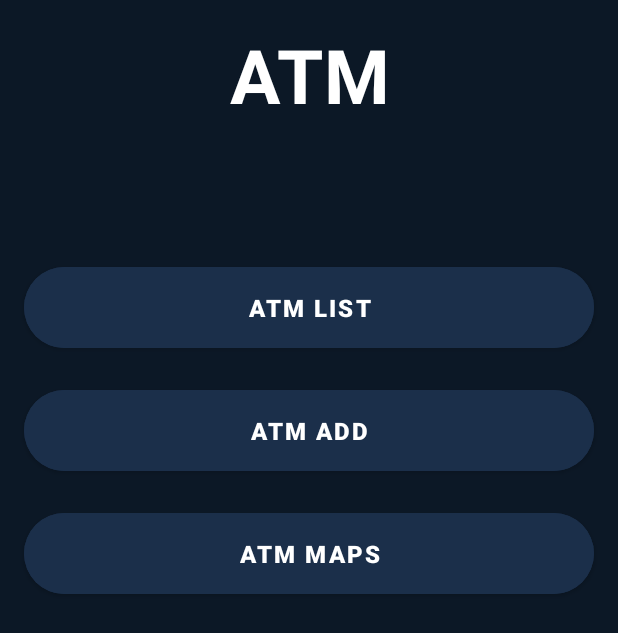
After one commit to jtorrast/dm-banco-jototo, an Android app: the AtmManagementActivity screen opened directly, with no data from a screen before it, on a phone screen of 412 x 824 dp. The commit adds this screen. Shown: the top 633 px of the screen. Run offline under Robolectric (Android 15) with nearby library versions, the phone set to English and light mode, and no system bars.

Commit message:
AtmManagementActivity añadida

```diff
--- a/app/src/main/AndroidManifest.xml
+++ b/app/src/main/AndroidManifest.xml
@@ -13,6 +13,9 @@
         android:supportsRtl="true"
         android:theme="@style/Theme.Bancojototo"
         tools:targetApi="31">
+        <activity
+            android:name=".activities.AtmManagementActivity"
+            android:exported="false" />
         <activity
             android:name=".activities.SettingsActivity"
             android:exported="false"
--- /dev/null
+++ b/app/src/main/java/com/example/banco_jototo/activities/AtmManagementActivity.kt
@@ -0,0 +1,12 @@
+package com.example.banco_jototo.activities
+
+import androidx.appcompat.app.AppCompatActivity
+import android.os.Bundle
+import com.example.banco_jototo.R
+
+class AtmManagementActivity : AppCompatActivity() {
+    override fun onCreate(savedInstanceState: Bundle?) {
+        super.onCreate(savedInstanceState)
+        setContentView(R.layout.activity_atm_management)
+    }
+}
--- /dev/null
+++ b/app/src/main/res/layout/activity_atm_management.xml
@@ -0,0 +1,51 @@
+<?xml version="1.0" encoding="utf-8"?>
+<androidx.constraintlayout.widget.ConstraintLayout xmlns:android="http://schemas.android.com/apk/res/android"
+    xmlns:app="http://schemas.android.com/apk/res-auto"
+    xmlns:tools="http://schemas.android.com/tools"
+    android:layout_width="match_parent"
+    android:layout_height="match_parent"
+    tools:context=".activities.AtmManagementActivity"
+    android:background="@color/azul_oscuro_profundo">
+
+    <TextView
+        android:id="@+id/atmTitle"
+        style="@style/titleSectionStyle"
+        android:textSize="50sp"
+        android:layout_width="match_parent"
+        android:layout_height="wrap_content"
+        android:text="@string/text_atm_title"
+        app:layout_constraintEnd_toEndOf="parent"
+        app:layout_constraintStart_toStartOf="parent"
+        app:layout_constraintTop_toTopOf="parent" />
+
+    <com.google.android.material.button.MaterialButton
+        android:id="@+id/btnAtmList"
+        android:layout_width="match_parent"
+        android:layout_height="wrap_content"
+        style="@style/btnMainMenu"
+        android:text="@string/text_btn_atm_list"
+        android:layout_marginTop="30dp"
+        android:layout_marginHorizontal="16dp"
+        app:layout_constraintTop_toBottomOf="@id/atmTitle"/>
+
+    <com.google.android.material.button.MaterialButton
+        android:id="@+id/btnAtmAdd"
+        android:layout_width="match_parent"
+        android:layout_height="wrap_content"
+        style="@style/btnMainMenu"
+        android:text="@string/text_btn_atm_add"
+        android:layout_marginHorizontal="16dp"
+        android:layout_marginTop="16dp"
+        app:layout_constraintTop_toBottomOf="@id/btnAtmList"/>
+
+    <com.google.android.material.button.MaterialButton
+        android:id="@+id/btnAtmMaps"
+        android:layout_width="match_parent"
+        android:layout_height="wrap_content"
+        style="@style/btnMainMenu"
+        android:text="@string/text_btn_atm_maps"
+        android:layout_marginHorizontal="16dp"
+        android:layout_marginTop="16dp"
+        app:layout_constraintTop_toBottomOf="@id/btnAtmAdd"/>
+
+</androidx.constraintlayout.widget.ConstraintLayout>
--- a/app/src/main/res/values/strings.xml
+++ b/app/src/main/res/values/strings.xml
@@ -80,6 +80,10 @@
     <string name="text_data">Data origin\n</string>
     <string name="local_data_text">Local data</string>
     <string name="web_data_text">Web service</string>
+    <string name="text_atm_title">ATM\n</string>
+    <string name="text_btn_atm_list">ATM LIST</string>
+    <string name="text_btn_atm_add">ATM ADD</string>
+    <string name="text_btn_atm_maps">ATM MAPS</string>
 
 
 </resources>
```
Also changed, not shown: 1 other file.
